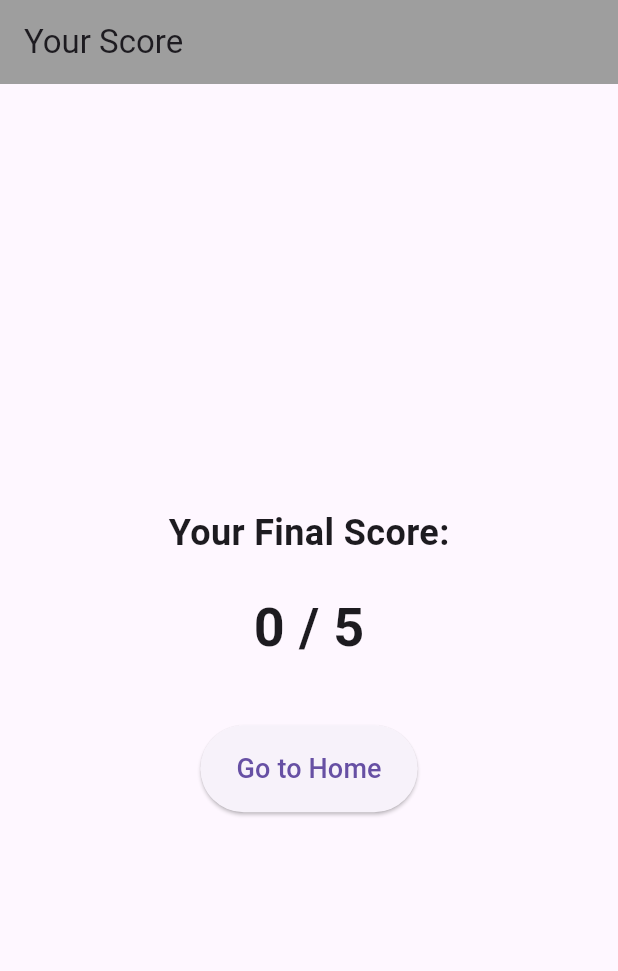
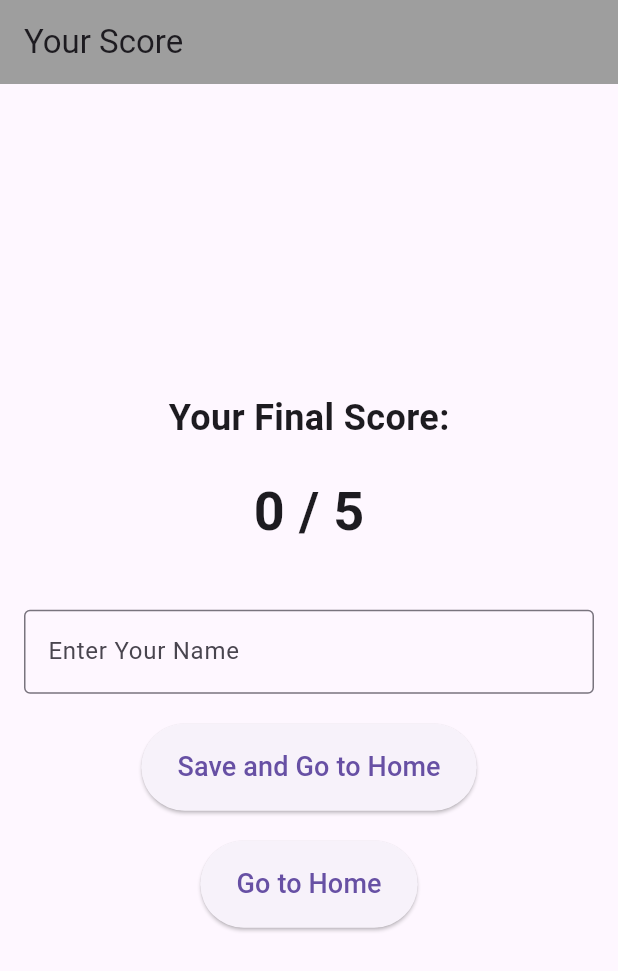
Before and after one commit to Wln3z219/mobile_app_project, a Flutter app: the ScorePage screen opened directly with empty values, on a phone screen of 412 x 824 dp. Shown: the top 971 px of the screen. Run offline on Flutter 3.47's test engine with Material 3 defaults, Android fonts, the phone set to English and light mode, and no system bars; our stand-ins replace shared_preferences; missing offline and left inert: mongo_dart; accounts and stored records are empty.

Commit message:
Add Textfield with Save button
Update Save method

```diff
--- a/lib/historypage.dart
+++ b/lib/historypage.dart
@@ -1,5 +1,4 @@
 import 'package:flutter/material.dart';
-import 'package:mobile_app_project/api/mongoapi.dart';
 import 'package:shared_preferences/shared_preferences.dart';
 import 'dart:convert';
 
@@ -65,8 +64,14 @@ class _HistoryPageState extends State<HistoryPage> {
                     return Card(
                       margin: const EdgeInsets.all(8.0),
                       child: ListTile(
-                        title: Text('Mode: ${historyEntry['mode']}'),
-                        subtitle: Text('Score: ${historyEntry['score']}'),
+                        title: Text('Name: ${historyEntry['name']}'),
+                        subtitle: Column(
+                          crossAxisAlignment: CrossAxisAlignment.start,
+                          children: [
+                             Text('Mode: ${historyEntry['mode']}'),
+                             Text('Score: ${historyEntry['score']}'),
+                          ],
+                        ),
                         trailing: Text(historyEntry['timestamp']),
                       ),
                     );
@@ -77,12 +82,13 @@ class _HistoryPageState extends State<HistoryPage> {
 }
 
 // Function to save history
-Future<void> saveHistory(String mode, int score) async {
+Future<void> saveHistory(String name,String mode, int score) async {
   try {
     final prefs = await SharedPreferences.getInstance();
     String timestamp = DateTime.now().toString().substring(0, 19); // Get current timestamp
     // Structure of a history entry
     Map<String, dynamic> newHistoryEntry = {
+      'name':name,
       'mode': mode,
       'score': score,
       'timestamp': timestamp
--- a/lib/main.dart
+++ b/lib/main.dart
@@ -1,6 +1,5 @@
 import 'package:flutter/material.dart';
 import 'package:mobile_app_project/home_page.dart';
-import 'package:mobile_app_project/historypage.dart'; // Import HistoryPage
 import 'api/mongoapi.dart';
 
 Future<void> main() async {
--- a/lib/mode.dart
+++ b/lib/mode.dart
@@ -59,7 +59,7 @@ class _ModeSelectPageState extends State<ModeSelectPage> {
                     crossAxisCount: 2, // 2 columns
                     crossAxisSpacing: 10.0,
                     mainAxisSpacing: 10.0,
-                    childAspectRatio: 0.8, // Adjust aspect ratio as needed
+                    childAspectRatio: 0.8,
                   ),
                   itemCount: _modes.length,
                   itemBuilder: (context, index) {
--- a/lib/questionpage.dart
+++ b/lib/questionpage.dart
@@ -1,5 +1,4 @@
 import 'dart:convert';
-import 'dart:math';
 import 'dart:typed_data';
 
 import 'package:flutter/material.dart';
@@ -134,11 +133,10 @@ class _QuestionPageState extends State<QuestionPage> {
   }
 
   void _goToScorePage() {
-    saveHistory(widget.mode['mode'], _score);
     Navigator.pushReplacement(
         context,
         MaterialPageRoute(
-            builder: (context) => ScorePage(score: _score)));
+            builder: (context) => ScorePage(score: _score,mode: widget.mode['mode'])));
   }
 
   @override
--- a/lib/scorepage.dart
+++ b/lib/scorepage.dart
@@ -1,20 +1,82 @@
 import 'package:flutter/material.dart';
 import 'package:mobile_app_project/home_page.dart';
-import 'package:mobile_app_project/historypage.dart'; // Import historypage
+import 'package:mobile_app_project/historypage.dart'; // Import the history page
 
-class ScorePage extends StatelessWidget {
+class ScorePage extends StatefulWidget {
   final int score;
+  final String mode; // Add mode parameter
 
-  const ScorePage({Key? key, required this.score}) : super(key: key);
+  const ScorePage({Key? key, required this.score, required this.mode})
+      : super(key: key);
+
+  @override
+  State<ScorePage> createState() => _ScorePageState();
+}
+
+class _ScorePageState extends State<ScorePage> {
+  final TextEditingController _nameController = TextEditingController();
+  bool _isSaving = false;
+
+  @override
+  void dispose() {
+    _nameController.dispose();
+    super.dispose();
+  }
+
+  void _navigateToHome() {
+    Navigator.pushAndRemoveUntil(
+      context,
+      MaterialPageRoute(builder: (context) => const HomePage()),
+      (Route<dynamic> route) => false,
+    );
+  }
+
+  Future<void> _saveHistoryAndNavigateHome() async {
+    if (_nameController.text.trim().isEmpty) {
+      // Show an error if the name is empty
+      ScaffoldMessenger.of(context).showSnackBar(
+        const SnackBar(
+          content: Text("Please enter your name."),
+        ),
+      );
+      return;
+    }
+    setState(() {
+      _isSaving = true;
+    });
+    try {
+      await saveHistory(
+          _nameController.text.trim(), widget.mode, widget.score); // Save the history
+      // Navigate back to the home page after saving
+      if (mounted) {
+        _navigateToHome();
+      }
+    } catch (e) {
+      print("Error while saving to history: $e");
+      ScaffoldMessenger.of(context).showSnackBar(
+        SnackBar(
+          content: Text("Error saving history : $e"),
+        ),
+      );
+    } finally {
+      if (mounted) {
+        setState(() {
+          _isSaving = false;
+        });
+      }
+    }
+  }
 
   @override
   Widget build(BuildContext context) {
     return Scaffold(
       appBar: AppBar(
         title: const Text("Your Score"),
-        automaticallyImplyLeading: false, //remove back button
+        automaticallyImplyLeading: false,
       ),
       body: Center(
+        child: Padding(
+          padding: const EdgeInsets.all(16.0),
           child: Column(
             mainAxisAlignment: MainAxisAlignment.center,
             children: [
@@ -24,20 +86,41 @@ class ScorePage extends StatelessWidget {
               ),
               const SizedBox(height: 20),
               Text(
-              "$score / 5",
-              style: const TextStyle(fontSize: 36, fontWeight: FontWeight.bold),
+                "${widget.score} / 5",
+                style:
+                    const TextStyle(fontSize: 36, fontWeight: FontWeight.bold),
               ),
               const SizedBox(height: 40),
-            ElevatedButton( // Add home button
-              onPressed: () {
-                Navigator.pushAndRemoveUntil(
-                  context,
-                  MaterialPageRoute(builder: (context) => const HomePage()),
-                  (Route<dynamic> route) => false, // Remove all routes
-                );
-              },
+              TextField(
+                controller: _nameController,
+                decoration: const InputDecoration(
+                  labelText: 'Enter Your Name',
+                  border: OutlineInputBorder(),
+                ),
+              ),
+              const SizedBox(height: 20),
+              _isSaving
+                  ? const CircularProgressIndicator()
+                  : Column( // Changed Row to Column
+                      mainAxisAlignment: MainAxisAlignment.center,
+                      children: [
+                        ElevatedButton(
+                          onPressed: _saveHistoryAndNavigateHome,
                           style: ElevatedButton.styleFrom(
-                padding: const EdgeInsets.symmetric(vertical: 16.0, horizontal: 24.0), // Increase padding
+                            padding: const EdgeInsets.symmetric(
+                                vertical: 16.0, horizontal: 24.0),
+                          ),
+                          child: const Text(
+                            "Save and Go to Home",
+                            style: TextStyle(fontSize: 18),
+                          ),
+                        ),
+                         const SizedBox(height: 20), // added a SizedBox for spacing
+                        ElevatedButton(
+                          onPressed: _navigateToHome,
+                          style: ElevatedButton.styleFrom(
+                            padding: const EdgeInsets.symmetric(
+                                vertical: 16.0, horizontal: 24.0),
                           ),
                           child: const Text(
                             "Go to Home",
@@ -46,6 +129,9 @@ class ScorePage extends StatelessWidget {
                         ),
                       ],
                     ),
+            ],
+          ),
+        ),
       ),
     );
   }
```
Lines whose indentation alone changed are shown as unchanged.
